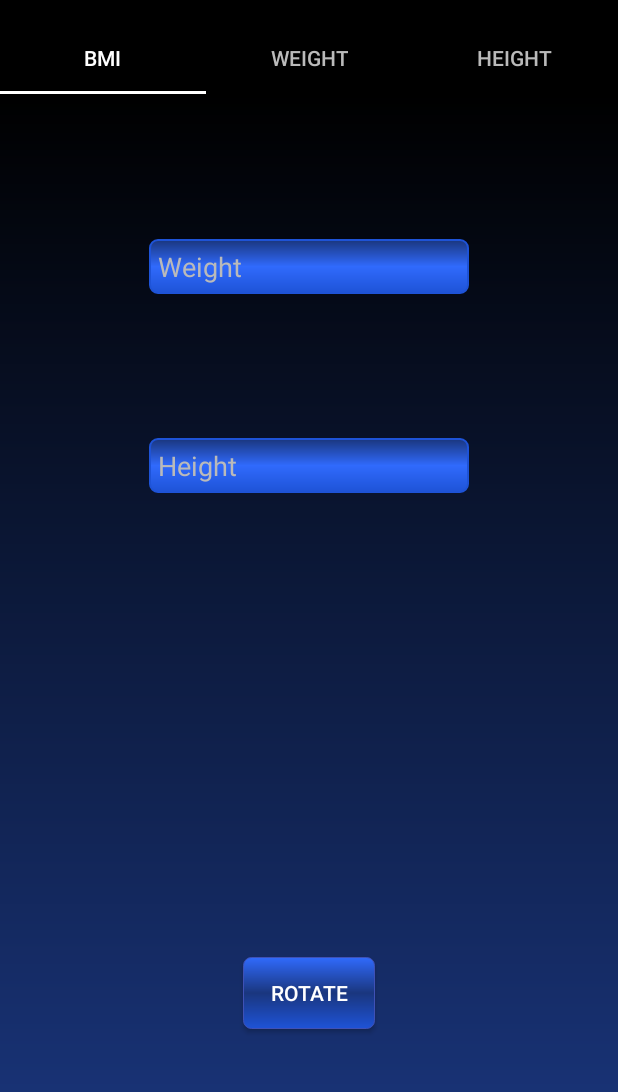
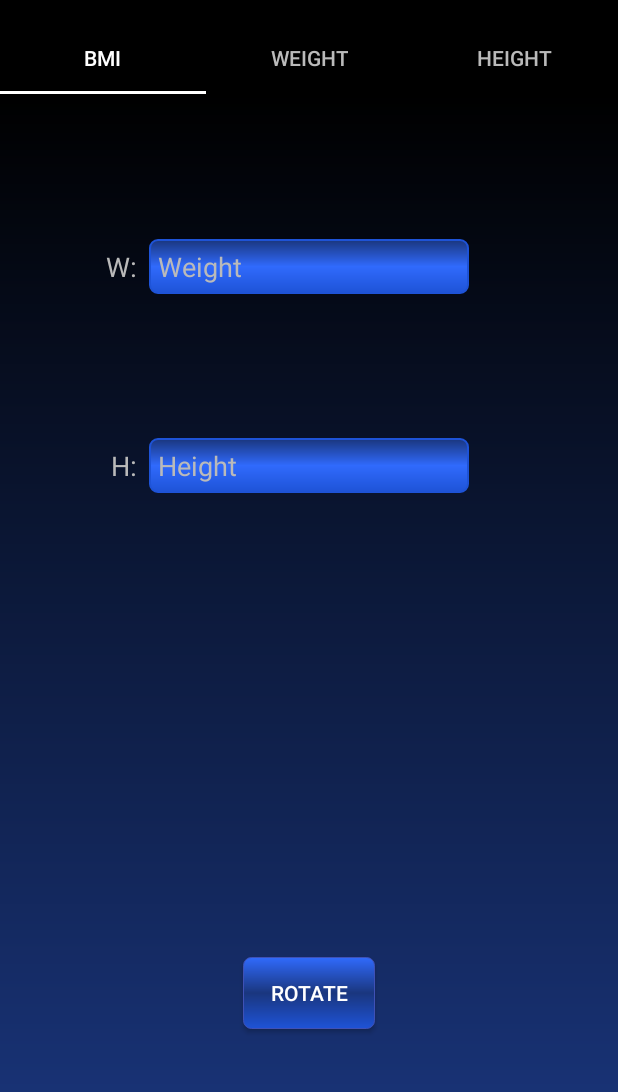
Before and after one commit to bapm91/BMIGraph, an Android app: the screen it shows after launch (MainActivity), on a phone screen of 412 x 824 dp, the part 62-1154 px from its top. Run offline under Robolectric (Android 15) with nearby library versions, the phone set to English and light mode, and no system bars; libraries missing offline, so code that uses them is left out: com.jjoe64.graphview; 2 statements that could not run were skipped.

Commit message:
some code cleanup

```diff
--- a/app/src/main/java/com/example/slava/bmigraph/activity/MainActivity.java
+++ b/app/src/main/java/com/example/slava/bmigraph/activity/MainActivity.java
@@ -112,11 +112,9 @@ public class MainActivity extends AppCompatActivity implements OnGraphSelectedLi
     public void onArticleSelected(int position, GraphFragment fragmentClass) {
         if (fragmentClass instanceof HeightGraphFragment) {
             WeightGraphFragment weightFragment = (WeightGraphFragment) mTabsFragmentAdapter.getItem(1);
-            Log.e("@@@", weightFragment.toString());
 //            weightFragment.updateArticleView(position);
         } else if (fragmentClass instanceof WeightGraphFragment) {
             HeightGraphFragment heightFragment = (HeightGraphFragment) mTabsFragmentAdapter.getItem(2);
-            Log.e("@@@", heightFragment.toString());
 //            heightFragment.updateArticleView(position);
         }
     }
--- a/app/src/main/java/com/example/slava/bmigraph/adapters/SpinnerAdapter.java
+++ b/app/src/main/java/com/example/slava/bmigraph/adapters/SpinnerAdapter.java
@@ -55,9 +55,9 @@ public class SpinnerAdapter extends ArrayAdapter<String> {
         return row;
     }
 
-    private String getUser(int position){
+    private String getUser(int position) {
 
-        if (mUsers.length > 0 && position < mUsers.length){
+        if (mUsers.length > 0 && position < mUsers.length) {
             return mUsers[position];
         } else {
             return "No users";
--- a/app/src/main/java/com/example/slava/bmigraph/fragments/GraphFragment.java
+++ b/app/src/main/java/com/example/slava/bmigraph/fragments/GraphFragment.java
@@ -4,7 +4,6 @@ import android.app.Activity;
 import android.os.Bundle;
 import android.support.annotation.Nullable;
 import android.support.v4.app.Fragment;
-import android.util.Log;
 import android.view.LayoutInflater;
 import android.view.View;
 import android.view.ViewGroup;
@@ -88,13 +87,12 @@ public abstract class GraphFragment extends Fragment
 
     @Override
     public void onItemSelected(AdapterView<?> adapterView, View view, int i, long l) {
-        Log.e("###", "user = " + user + " users[0] = " + users[0], null);
         if (users.length > 0) {
             user = users[i];
             int[] usersData = getUsersData(getDataColumnName());
             setGraphView(getDataPoints(usersData));
 
-            mCallback.onArticleSelected(i, this);
+//            mCallback.onArticleSelected(i, this);
         }
     }
 
@@ -140,7 +138,6 @@ public abstract class GraphFragment extends Fragment
             setUsers();
             setGraphView(getDataPoints(getUsersData(getDataColumnName())));
             mEditText.setText("");
-            Log.e("@@@", "before CallBack " + user, null);
 //            mCallback.onArticleSelected(mSpinner.getSelectedItemPosition(), this);
         }
     }
@@ -148,7 +145,6 @@ public abstract class GraphFragment extends Fragment
     public void updateArticleView(int position) {
         setUsers();
         user = users[position];
-        Log.e("@@@", "after CallBack " + user + " and adapter " + mSpinnerAdapter.toString(), null);
 //        setSpinnerAdapter();
 //        mSpinnerAdapter.updateSpinner(user);
 //        mSpinner.setAdapter(mSpinnerAdapter);
--- a/app/src/main/java/com/example/slava/bmigraph/fragments/HeightGraphFragment.java
+++ b/app/src/main/java/com/example/slava/bmigraph/fragments/HeightGraphFragment.java
@@ -1,7 +1,6 @@
 package com.example.slava.bmigraph.fragments;
 
 import android.os.Bundle;
-import android.util.Log;
 import android.view.View;
 import android.widget.AdapterView;
 import android.widget.Toast;
@@ -13,9 +12,6 @@ import com.example.slava.bmigraph.db.DatabaseHelper;
 import java.util.regex.Pattern;
 
 public class HeightGraphFragment extends GraphFragment {
-    {
-        Log.e("@@@", "######"+HeightGraphFragment.this.toString());
-    }
 
     public static HeightGraphFragment getInstance() {
         Bundle args = new Bundle();
--- a/app/src/main/java/com/example/slava/bmigraph/fragments/WeightGraphFragment.java
+++ b/app/src/main/java/com/example/slava/bmigraph/fragments/WeightGraphFragment.java
@@ -1,26 +1,17 @@
 package com.example.slava.bmigraph.fragments;
 
 import android.os.Bundle;
-import android.support.v4.app.Fragment;
-import android.util.Log;
 import android.view.View;
 import android.widget.AdapterView;
-import android.widget.Button;
-import android.widget.EditText;
-import android.widget.Spinner;
 import android.widget.Toast;
 
 import com.example.slava.bmigraph.App;
 import com.example.slava.bmigraph.R;
 import com.example.slava.bmigraph.db.DatabaseHelper;
-import com.jjoe64.graphview.GraphView;
 
 import java.util.regex.Pattern;
 
 public class WeightGraphFragment extends GraphFragment {
-    {
-        Log.e("@@@", " ######"+ WeightGraphFragment.this.toString());
-    }
 
     public static WeightGraphFragment getInstance() {
         Bundle args = new Bundle();
--- a/app/src/main/res/layout/fragment_bmi.xml
+++ b/app/src/main/res/layout/fragment_bmi.xml
@@ -37,16 +37,16 @@
         android:id="@+id/enter_weight"
         android:layout_width="wrap_content"
         android:layout_height="wrap_content"
-        android:padding="@dimen/edit_padding"
+        android:background="@drawable/perimeter_view_line"
         android:ems="10"
         android:focusable="true"
         android:focusableInTouchMode="true"
         android:hint="@string/weight"
         android:inputType="numberDecimal"
         android:maxEms="6"
+        android:padding="@dimen/edit_padding"
+        android:textColor="@color/white_dark"
         android:textColorHint="@color/white_dark"
-        android:textColor="@color/white_dark"
-        android:background="@drawable/perimeter_view_line"
         app:layout_constraintBottom_toTopOf="@+id/enter_height"
         app:layout_constraintLeft_toLeftOf="parent"
         app:layout_constraintRight_toRightOf="parent"
@@ -56,19 +56,47 @@
         android:id="@+id/enter_height"
         android:layout_width="wrap_content"
         android:layout_height="wrap_content"
-        android:padding="@dimen/edit_padding"
+        android:background="@drawable/perimeter_view_line"
         android:ems="10"
         android:focusable="true"
         android:focusableInTouchMode="true"
         android:hint="@string/height"
         android:inputType="numberDecimal"
         android:maxEms="6"
+        android:padding="@dimen/edit_padding"
+        android:textColor="@color/white_dark"
         android:textColorHint="@color/white_dark"
-        android:textColor="@color/white_dark"
-        android:background="@drawable/perimeter_view_line"
         app:layout_constraintBottom_toTopOf="@+id/result_bmi"
         app:layout_constraintLeft_toLeftOf="parent"
         app:layout_constraintRight_toRightOf="parent"
         app:layout_constraintTop_toBottomOf="@+id/enter_weight"/>
 
+    <TextView
+        android:id="@+id/text_view_weight_hint"
+        android:layout_width="wrap_content"
+        android:layout_height="wrap_content"
+        android:layout_marginBottom="8dp"
+        android:layout_marginTop="8dp"
+        android:text="@string/weight_hint"
+        android:textColor="@color/white_dark"
+        android:textSize="18sp"
+        app:layout_constraintBottom_toBottomOf="@+id/enter_weight"
+        app:layout_constraintRight_toLeftOf="@+id/enter_weight"
+        app:layout_constraintTop_toTopOf="@+id/enter_weight"
+        android:layout_marginRight="8dp"/>
+
+    <TextView
+        android:id="@+id/text_view_height_hint"
+        android:layout_width="wrap_content"
+        android:layout_height="wrap_content"
+        android:layout_marginBottom="8dp"
+        android:layout_marginTop="8dp"
+        android:text="@string/height_hint"
+        android:textColor="@color/white_dark"
+        android:textSize="18sp"
+        app:layout_constraintBottom_toBottomOf="@+id/enter_height"
+        app:layout_constraintRight_toLeftOf="@+id/enter_height"
+        app:layout_constraintTop_toTopOf="@+id/enter_height"
+        android:layout_marginRight="8dp"/>
+
 </android.support.constraint.ConstraintLayout>
--- a/app/src/main/res/values/strings.xml
+++ b/app/src/main/res/values/strings.xml
@@ -20,6 +20,8 @@
     <string name="result_format" formatted="false">W: %.1f\nH: %.1f\n %s</string>
     <string name="bmi_result_format" formatted="false">BMI-index: %.1f\n%s</string>
     <string name="some_wrong">Some wrong!</string>
+    <string name="weight_hint">W:</string>
+    <string name="height_hint">H:</string>
 
     <string name="regex_height">((1[3-9]\\d)|(2[0-4]\\d))(\\.\\d{1})?</string>
     <string name="regex_weight">(([4-9]\\d)|(1\\d{2})|(2[0-4]\\d))(\\.\\d{1})?</string>
```
Also changed, not shown: app/src/main/java/com/example/slava/bmigraph/db/DbManager.java (+21 -19 lines).
